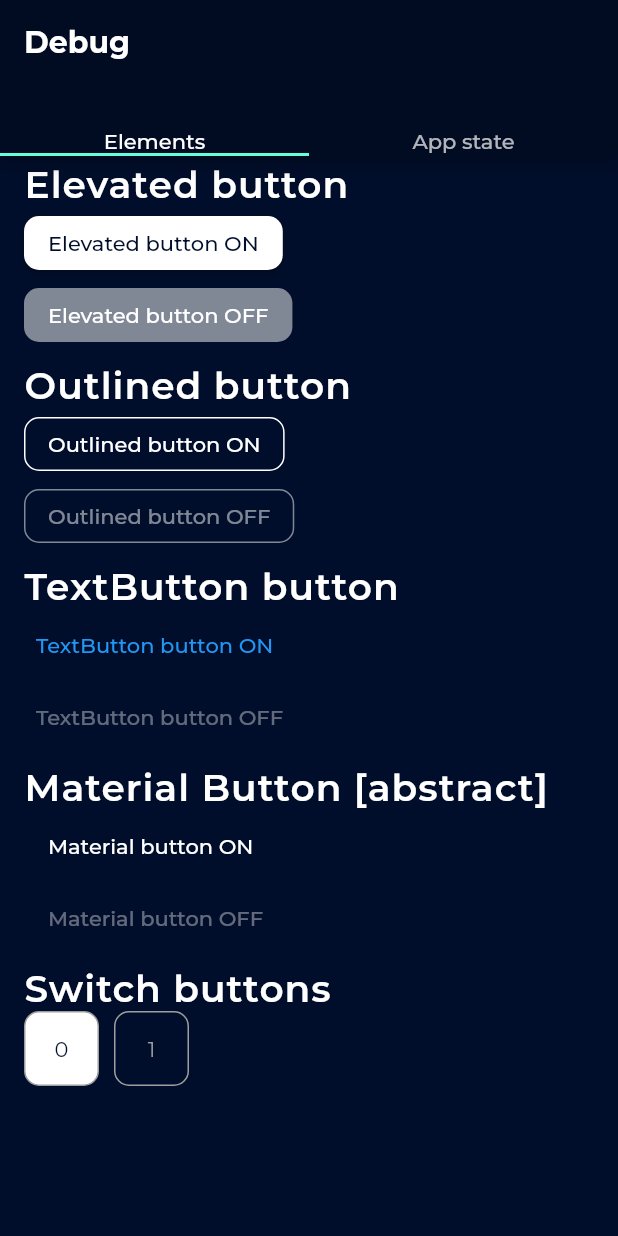
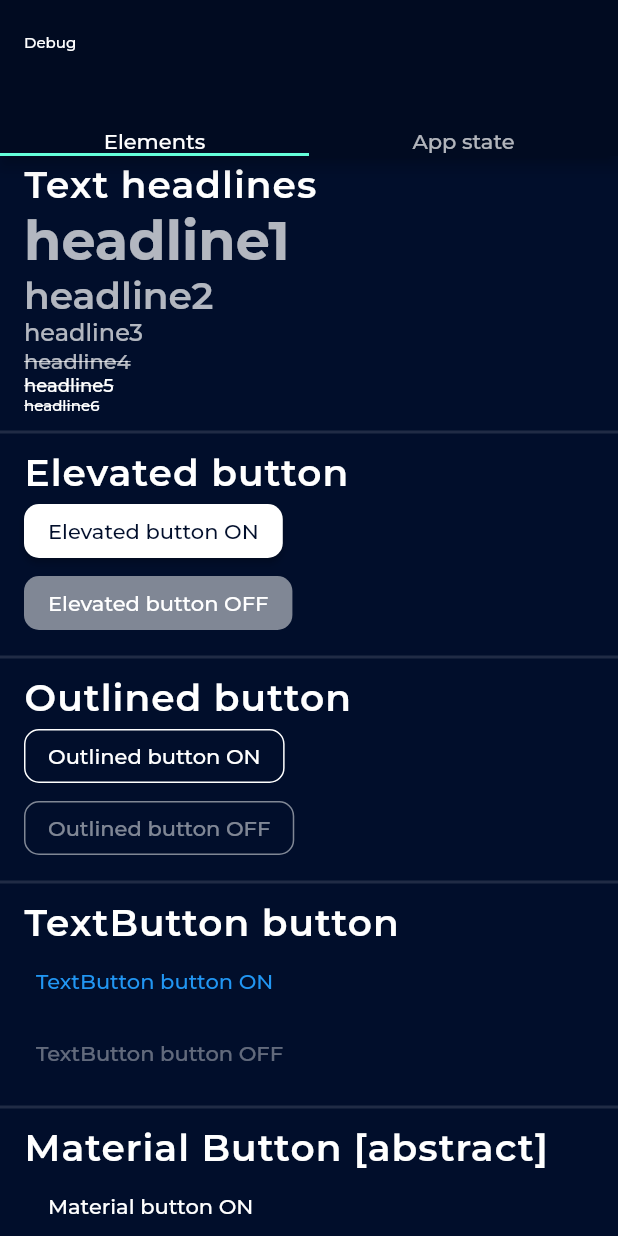
Before and after one commit to animousen4/flutter_play_chess, a Flutter app: the screen it shows after launch, on a phone screen of 412 x 824 dp. Run offline on Flutter 3.47's test engine with Material 2 defaults, Android fonts, the light colour scheme and no system bars; our stand-ins replace auto_route, bloc, chopper, extended_nested_scroll_view, firebase_analytics, firebase_core and 8 more; missing offline and left inert: flag; accounts and stored records are empty.

Commit message:
small fixes

```diff
--- a/lib/view/screen/debug/page/elements_page.dart
+++ b/lib/view/screen/debug/page/elements_page.dart
@@ -2,6 +2,7 @@
 import 'package:flutter/material.dart';
 import 'package:flutter/src/foundation/key.dart';
 import 'package:flutter/src/widgets/framework.dart';
+import 'package:flutter_play_chess/view/widget/debug/text_style_description.dart';
 import 'package:flutter_play_chess/view/widget/selection_list/selection_list.dart';
 
 class ElementsPage extends StatefulWidget {
@@ -17,6 +18,8 @@
   Widget build(BuildContext context) {
     return ListView(
       children: [
+        ListTile(title: Text("Text headlines"), subtitle: TextStyleDescription(),),
+        Divider(),
         ListTile(
           title: const Text("Elevated button"),
           subtitle: Column(
@@ -33,6 +36,7 @@
             ],
           ),
         ),
+        Divider(),
         ListTile(
           title: const Text("Outlined button"),
           subtitle: Column(
@@ -49,6 +53,7 @@
             ],
           ),
         ),
+        Divider(),
         ListTile(
           title: const Text("TextButton button"),
           subtitle: Column(
@@ -65,6 +70,7 @@
             ],
           ),
         ),
+        Divider(),
         ListTile(
           title: const Text("Material Button [abstract]"),
           subtitle: Column(
@@ -81,6 +87,7 @@
             ],
           ),
         ),
+        Divider(),
         ListTile(
           title: const Text("Switch buttons"),
           subtitle: SelectionItemList(
--- a/lib/view/theme/app_theme.dart
+++ b/lib/view/theme/app_theme.dart
@@ -17,6 +17,9 @@
               Color.fromARGB(255, 1, 14, 43),
             ])))
       ],
+      dividerTheme: DividerThemeData(
+        thickness: 2
+      ),
       elevatedButtonTheme: ElevatedButtonThemeData(
           style: ButtonStyle(
         backgroundColor: MaterialStateProperty.resolveWith((states) =>
@@ -57,12 +60,14 @@
       textTheme: const TextTheme(
           headline1: TextStyle(fontSize: 36.0, fontWeight: FontWeight.w700),
           headline2: TextStyle(
-              fontSize: 25.0, fontWeight: FontWeight.w600, color: Colors.white),
+              fontSize: 25.0, fontWeight: FontWeight.w600),
           headline3: TextStyle(fontSize: 16.0, fontWeight: FontWeight.w500),
+          headline4: TextStyle(fontSize: 14.0, fontWeight: FontWeight.w500),
+          headline5: TextStyle(fontSize: 12.0, fontWeight: FontWeight.w500),
+          headline6: TextStyle(fontSize: 10.0, fontWeight: FontWeight.w500),
           subtitle1: TextStyle(
               fontSize: 25, fontWeight: FontWeight.w600, letterSpacing: 0.7),
-          bodyText2: TextStyle(fontSize: 14, fontWeight: FontWeight.w400),
-          headline6: TextStyle(fontWeight: FontWeight.bold)),
+          bodyText2: TextStyle(fontSize: 14, fontWeight: FontWeight.w400),),
       //primaryTextTheme: const TextTheme(),
       appBarTheme: const AppBarTheme(backgroundColor: Color.fromARGB(255, 1, 11, 33)),
       navigationBarTheme: const NavigationBarThemeData(
--- /dev/null
+++ b/lib/view/widget/debug/text_style_description.dart
@@ -0,0 +1,27 @@
+import 'package:flutter/material.dart';
+
+
+class TextStyleDescription extends StatelessWidget {
+  const TextStyleDescription({Key? key}) : super(key: key);
+
+  @override
+  Widget build(BuildContext context) {
+    return Column(
+      crossAxisAlignment: CrossAxisAlignment.start,
+      children: [
+        Text("headline1", style: Theme.of(context).textTheme.headline1,),
+        Text("headline2", style: Theme.of(context).textTheme.headline2,),
+        Text("headline3", style: Theme.of(context).textTheme.headline3,),
+        Text.rich(TextSpan(
+          text: "headline4"
+        ),style: Theme.of(context).textTheme.headline4!.copyWith(decoration: TextDecoration.lineThrough)),
+        Text.rich(TextSpan(
+          text: "headline5"
+        ),style: Theme.of(context).textTheme.headline5!.copyWith(decoration: TextDecoration.lineThrough)),
+        Text.rich(TextSpan(
+          text: "headline6"
+        ),style: Theme.of(context).textTheme.headline6!.copyWith(decoration: TextDecoration.lineThrough)),
+      ]
+    );
+  }
+}
--- a/lib/view/widget/selection_list/selection_item.dart
+++ b/lib/view/widget/selection_list/selection_item.dart
@@ -32,9 +32,10 @@
                 : Colors.transparent,
           borderRadius: BorderRadius.circular(10),
           border: Border.all(width: 1, color: Colors.grey)),
-      child: ClipRRect(
-        borderRadius: BorderRadius.circular(10),
-        //shape: RoundedRectangleBorder(borderRadius: BorderRadius.circular(10)),
+      child: Material(
+        color: Colors.transparent,
+        //borderRadius: BorderRadius.circular(10),
+        shape: RoundedRectangleBorder(borderRadius: BorderRadius.circular(10)),
         clipBehavior: Clip.antiAlias,
         child: InkWell(
           child: DefaultTextStyle(
```
